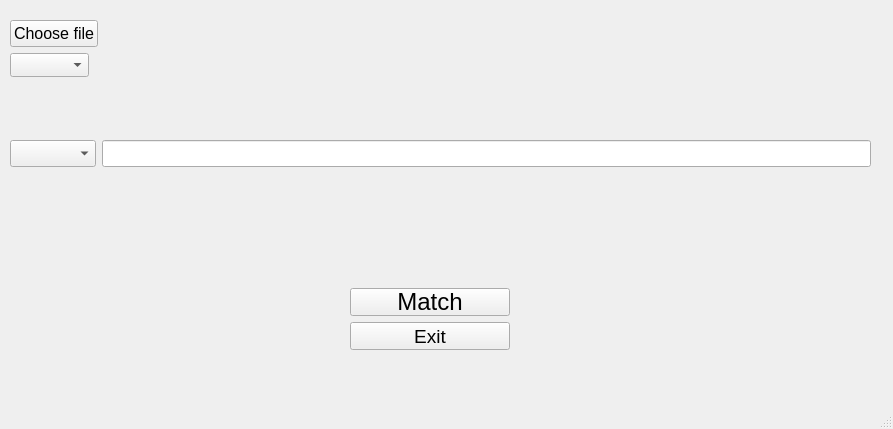
Old version of the form main.ui in the repository Michael07220823/Hash-matcher.
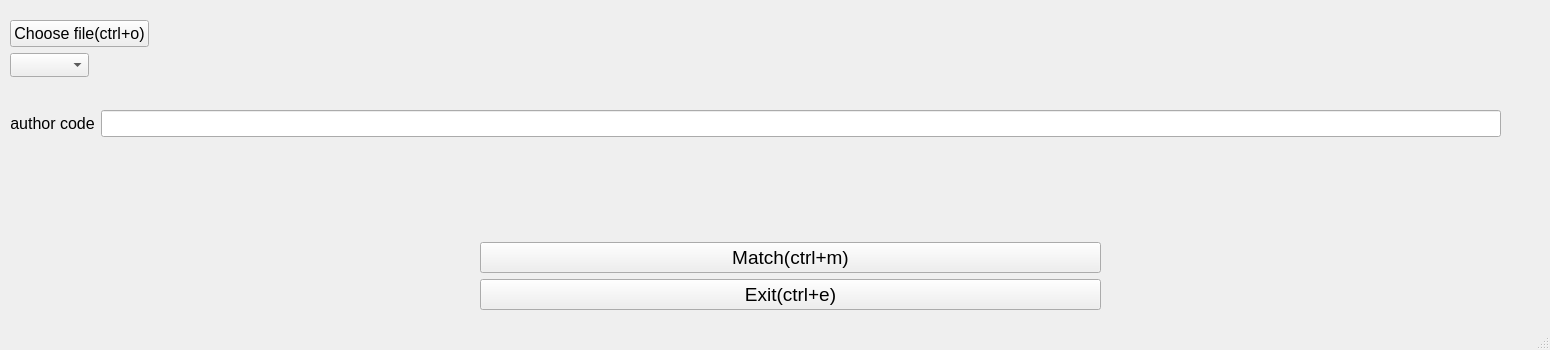
New version of the form. Icons and pictures are not drawn.

```diff
--- a/main.ui
+++ b/main.ui
@@ -6,14 +6,14 @@
    <rect>
     <x>0</x>
     <y>0</y>
-    <width>893</width>
-    <height>429</height>
+    <width>1550</width>
+    <height>350</height>
    </rect>
   </property>
   <property name="maximumSize">
    <size>
-    <width>893</width>
-    <height>429</height>
+    <width>1550</width>
+    <height>350</height>
    </size>
   </property>
   <property name="baseSize">
@@ -36,7 +36,7 @@
      <rect>
       <x>10</x>
       <y>20</y>
-      <width>861</width>
+      <width>1491</width>
       <height>80</height>
      </rect>
     </property>
@@ -49,7 +49,7 @@
         </font>
        </property>
        <property name="text">
-        <string>Choose file</string>
+        <string>Choose file(ctrl+o)</string>
        </property>
        <property name="shortcut">
         <string>Ctrl+O</string>
@@ -119,23 +119,20 @@
     <property name="geometry">
      <rect>
       <x>10</x>
-      <y>140</y>
-      <width>861</width>
-      <height>61</height>
+      <y>110</y>
+      <width>1491</width>
+      <height>41</height>
      </rect>
     </property>
     <layout class="QFormLayout" name="formLayout_2">
-     <item row="0" column="0">
-      <widget class="QComboBox" name="choos_hash_2">
-       <property name="font">
-        <font>
-         <pointsize>12</pointsize>
-        </font>
-       </property>
-      </widget>
-     </item>
      <item row="0" column="1">
-      <widget class="QLineEdit" name="lineEdit">
+      <widget class="QLineEdit" name="author_hash_code_lineEdit">
+       <property name="sizePolicy">
+        <sizepolicy hsizetype="MinimumExpanding" vsizetype="Fixed">
+         <horstretch>0</horstretch>
+         <verstretch>0</verstretch>
+        </sizepolicy>
+       </property>
        <property name="font">
         <font>
          <pointsize>12</pointsize>
@@ -143,20 +140,50 @@
        </property>
       </widget>
      </item>
+     <item row="0" column="0">
+      <widget class="QLabel" name="author_label">
+       <property name="sizePolicy">
+        <sizepolicy hsizetype="Preferred" vsizetype="Preferred">
+         <horstretch>0</horstretch>
+         <verstretch>0</verstretch>
+        </sizepolicy>
+       </property>
+       <property name="baseSize">
+        <size>
+         <width>200</width>
+         <height>20</height>
+        </size>
+       </property>
+       <property name="font">
+        <font>
+         <pointsize>12</pointsize>
+        </font>
+       </property>
+       <property name="text">
+        <string>author code</string>
+       </property>
+       <property name="alignment">
+        <set>Qt::AlignCenter</set>
+       </property>
+      </widget>
+     </item>
     </layout>
    </widget>
    <widget class="QWidget" name="verticalLayoutWidget">
     <property name="geometry">
      <rect>
-      <x>350</x>
-      <y>260</y>
-      <width>160</width>
-      <height>90</height>
+      <x>480</x>
+      <y>190</y>
+      <width>621</width>
+      <height>120</height>
      </rect>
     </property>
     <layout class="QVBoxLayout" name="verticalLayout">
      <item>
-      <widget class="QLabel" name="label">
+      <widget class="QLabel" name="display_result_label">
+       <property name="enabled">
+        <bool>true</bool>
+       </property>
        <property name="font">
         <font>
          <family>Adobe Arabic</family>
@@ -177,11 +204,11 @@
       <widget class="QPushButton" name="match_button">
        <property name="font">
         <font>
-         <pointsize>18</pointsize>
+         <pointsize>14</pointsize>
         </font>
        </property>
        <property name="text">
-        <string>Match</string>
+        <string>Match(ctrl+m)</string>
        </property>
       </widget>
      </item>
@@ -193,7 +220,7 @@
         </font>
        </property>
        <property name="text">
-        <string>Exit</string>
+        <string>Exit(ctrl+e)</string>
        </property>
       </widget>
      </item>
```
Left out of the diff: 4 changed lines with no effect on the pictures.
